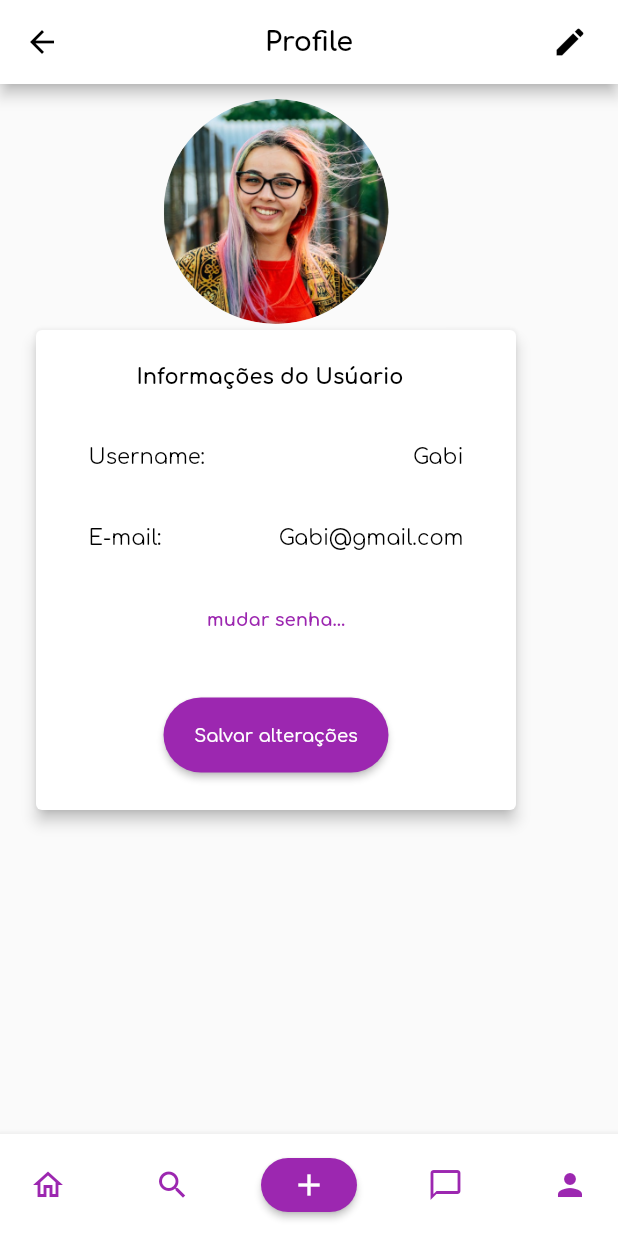
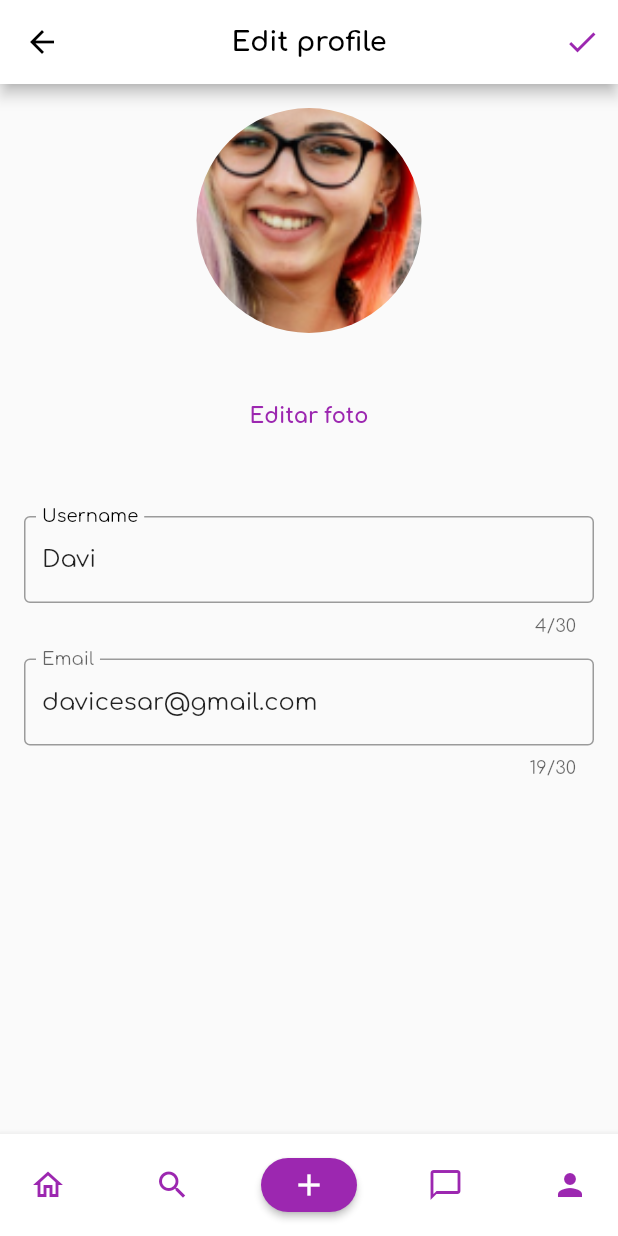
Before and after one commit to Kathamala/easy_scrum, a Flutter app: the ProfilePage screen opened directly, item 5 of the bottom bar chosen, after a tap on the "edit" icon, on a phone screen of 412 x 824 dp. Run offline on Flutter 3.47's test engine with Material 2 defaults, Android fonts, the phone set to English and light mode, and no system bars; our stand-ins replace image_picker; project files that could hold a hidden picture were left out.

Commit message:
Pagina de edição do perfil

```diff
--- /dev/null
+++ b/lib/pages/profile/profile-edit.dart
@@ -0,0 +1,190 @@
+// ignore: file_names
+import 'dart:io';
+
+import 'package:easy_scrum/colors.dart';
+import 'package:easy_scrum/pages/profile/profile.dart';
+import 'package:flutter/material.dart';
+import 'package:image_picker/image_picker.dart';
+
+import '../../components/BottomAppBar.dart';
+import '../../components/TopAppBar.dart';
+
+class ProfileEditPage extends StatefulWidget {
+  const ProfileEditPage({Key? key}) : super(key: key);
+
+  @override
+  State<ProfileEditPage> createState() => _ProfileEditPage();
+}
+
+class _ProfileEditPage extends State<ProfileEditPage> {
+  final formKey = GlobalKey<FormState>();
+  final TextEditingController _username = TextEditingController();
+
+  File? _image;
+
+  Future getImage(ImageSource source) async {
+    final image = await ImagePicker().pickImage(source: source);
+
+    if (image == null) return;
+
+    final imageTemporary = File(image.path);
+
+    setState(() {
+      _image = imageTemporary;
+    });
+  }
+
+  String username = 'Davi';
+  String email = 'davicesar@gmail.com';
+
+  void profile() {
+    print("Profile!");
+    Navigator.push(context,
+        MaterialPageRoute(builder: (context) => const ProfileEditPage()));
+  }
+
+  @override
+  Widget build(BuildContext context) {
+    final editPhoto = Padding(
+      padding: const EdgeInsets.fromLTRB(8, 15, 8, 25),
+      child: TextButton(
+          onPressed: _onButtonPressed,
+          style: ElevatedButton.styleFrom(
+              fixedSize: const Size(150, 50), shape: const StadiumBorder()),
+          child: const Text(
+            "Editar foto",
+            style: TextStyle(
+                color: Colors.purple,
+                fontSize: 14,
+                fontWeight: FontWeight.bold),
+          )),
+    );
+
+    final buildUsername = TextFormField(
+      initialValue: username,
+      decoration: const InputDecoration(
+        labelText: 'Username',
+        labelStyle: TextStyle(
+          color: Colors.black,
+        ),
+        border: OutlineInputBorder(),
+      ),
+      maxLength: 30,
+    );
+
+    final buildEmail = TextFormField(
+      initialValue: email,
+      decoration: const InputDecoration(
+        labelText: 'Email',
+        border: OutlineInputBorder(),
+      ),
+      maxLength: 30,
+    );
+
+    return Scaffold(
+      appBar: AppBar(
+        backgroundColor: AppColors.white,
+        title: const Text("Edit profile",
+            style: TextStyle(
+                color: Colors.black,
+                fontSize: 18,
+                fontWeight: FontWeight.bold)),
+        centerTitle: true,
+        actions: <Widget>[
+          IconButton(
+            icon: const Icon(Icons.check),
+            color: AppColors.primaryPurple,
+            tooltip: 'Editar perfil',
+            onPressed: () {
+              Navigator.push(context,
+                  MaterialPageRoute(builder: (context) => const ProfilePage()));
+            },
+          ),
+        ],
+      ),
+      bottomNavigationBar: const BottomAppBarEasyScrum(),
+      body: Form(
+        key: formKey,
+        //autovalidateMode: AutovalidateMode.onUserInteraction,
+        child: ListView(
+          padding: const EdgeInsets.all(16),
+          children: [
+            _image != null
+                ? Container(
+                    height: 150,
+                    width: 150,
+                    decoration: BoxDecoration(
+                      shape: BoxShape.circle,
+                      image: DecorationImage(
+                          fit: BoxFit.cover, image: FileImage(_image!)),
+                      // child:Image.file(_image!,
+                      //   width: 150,
+                      //   height: 150,
+                      //   fit: BoxFit.cover,
+                    ))
+                : Container(
+                    height: 150,
+                    width: 150,
+                    decoration: const BoxDecoration(
+                      shape: BoxShape.circle,
+                      image: DecorationImage(
+                          fit: BoxFit.cover,
+                          image: AssetImage("assets/images/gabi.png")),
+                      // child:Image.file(_image!,
+                      //   width: 150,
+                      //   height: 150,
+                      //   fit: BoxFit.cover,
+                    )),
+            const SizedBox(height: 16),
+            editPhoto,
+            const SizedBox(height: 16),
+            buildUsername,
+            const SizedBox(height: 16),
+            buildEmail,
+          ],
+        ),
+      ),
+    );
+  }
+
+  void _onButtonPressed() {
+    showModalBottomSheet(
+        context: context,
+        builder: (context) {
+          return SizedBox(
+            height: 180,
+            child: Container(
+              child: _navagationMenu(),
+              decoration: BoxDecoration(
+                color: Theme.of(context).canvasColor,
+                borderRadius: const BorderRadius.only(
+                    topLeft: Radius.circular(10),
+                    topRight: Radius.circular(10)),
+              ),
+            ),
+          );
+        });
+  }
+
+  Column _navagationMenu() {
+    return Column(
+      children: <Widget>[
+        const Center(
+          child: Icon(Icons.maximize_rounded, size: 50, color: Colors.black45),
+        ),
+        ListTile(
+          leading: const Icon(Icons.wallpaper, color: Colors.black),
+          title: const Text('Galeria'),
+          onTap: () => getImage(ImageSource.gallery),
+        ),
+        ListTile(
+          leading: const Icon(Icons.photo_camera, color: Colors.black),
+          title: const Text(
+            'Câmera',
+          ),
+          onTap: () => getImage(ImageSource.camera),
+        )
+      ],
+    );
+  }
+}
--- a/lib/pages/profile/profile.dart
+++ b/lib/pages/profile/profile.dart
@@ -1,4 +1,5 @@
 import 'package:easy_scrum/colors.dart';
+import 'package:easy_scrum/pages/profile/profile-edit.dart';
 import 'package:flutter/material.dart';
 
 import '../../components/BottomAppBar.dart';
@@ -111,19 +112,6 @@ class _ProfilePage extends State<ProfilePage> {
                     },
                   ),
                 ),
-                Padding(
-                  padding: const EdgeInsets.fromLTRB(8, 15, 8, 25),
-                  child: ElevatedButton(
-                      onPressed: () {},
-                      style: ElevatedButton.styleFrom(
-                          backgroundColor: AppColors.primaryPurple,
-                          fixedSize: const Size(150, 50),
-                          shape: StadiumBorder()),
-                      child: const Text(
-                        "Salvar alterações",
-                        style: TextStyle(color: Colors.white, fontSize: 12),
-                      )),
-                )
               ]),
         ));
 
@@ -137,14 +125,16 @@ class _ProfilePage extends State<ProfilePage> {
                   fontWeight: FontWeight.bold)),
           centerTitle: true,
           actions: <Widget>[
-            TextButton(
-              onPressed: () {},
-              child: IconButton(
-                icon: const Icon(Icons.edit),
-                color: Colors.black,
-                tooltip: 'Editar perfil',
-                onPressed: () {},
-              ),
+            IconButton(
+              icon: const Icon(Icons.edit),
+              color: Colors.black,
+              tooltip: 'Editar perfil',
+              onPressed: () {
+                Navigator.push(
+                    context,
+                    MaterialPageRoute(
+                        builder: (context) => const ProfileEditPage()));
+              },
             ),
           ],
         ),
--- a/pubspec.yaml
+++ b/pubspec.yaml
@@ -29,6 +29,8 @@ environment:
 dependencies:
   flutter:
     sdk: flutter
+  image_picker: ^0.8.4+4
+  path_provider: ^2.0.8
 
   # The following adds the Cupertino Icons font to your application.
   # Use with the CupertinoIcons class for iOS style icons.
```
Also changed, not shown: pubspec.lock, 1 other file.
